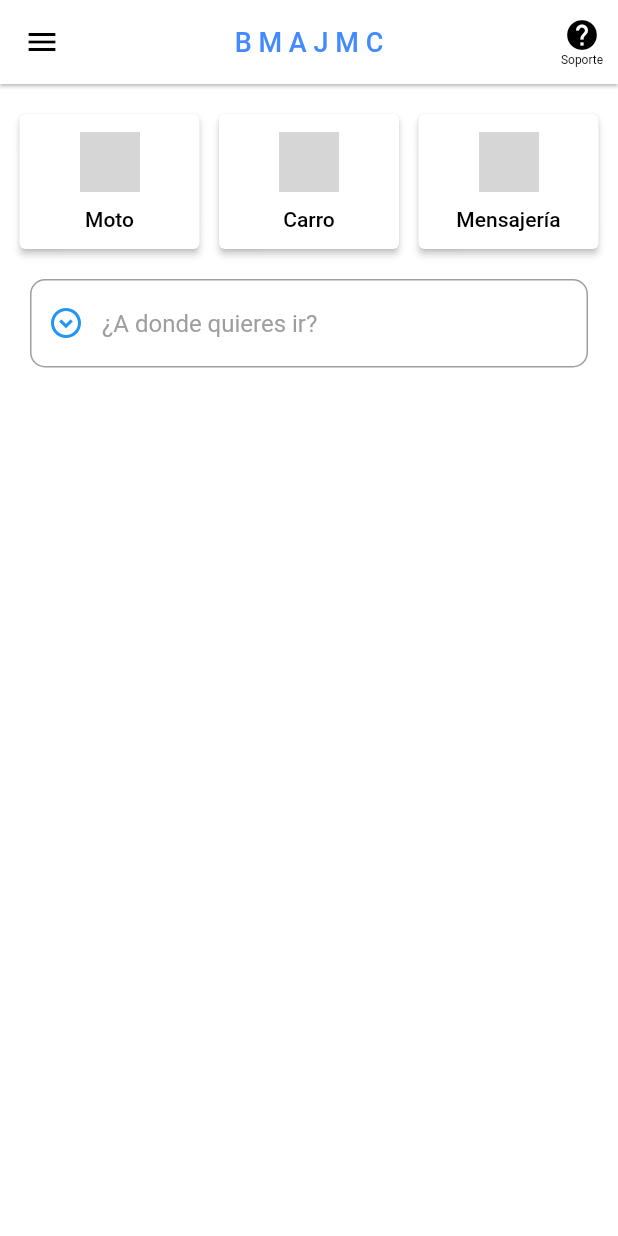
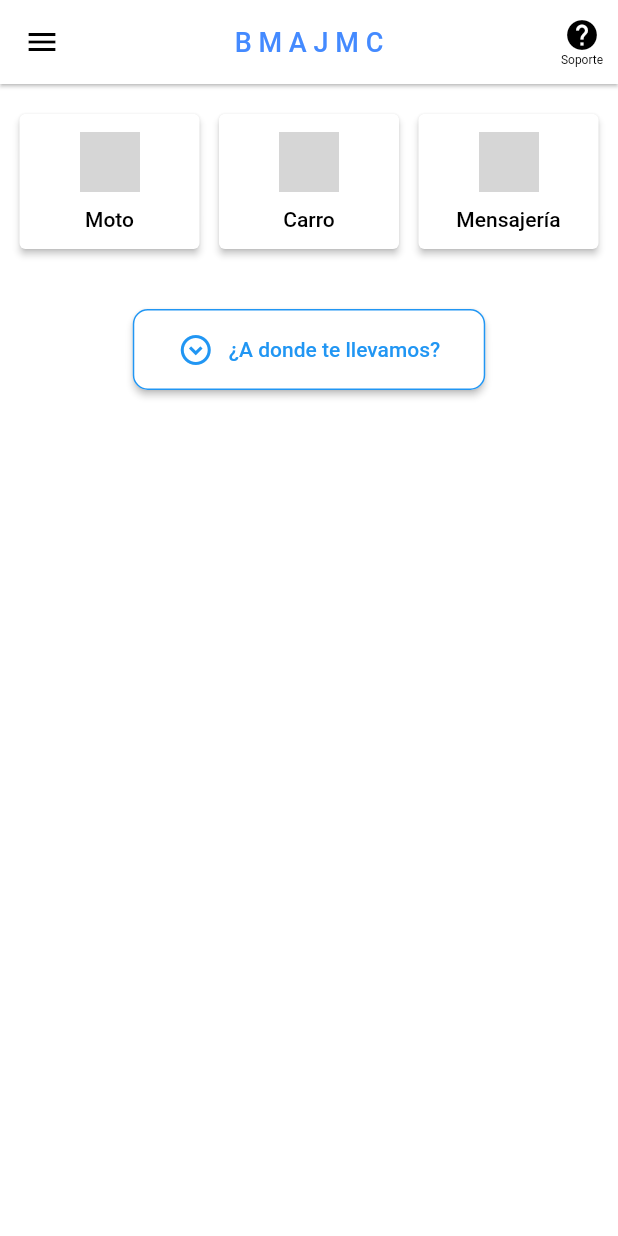
Before and after one commit to BiGBrainBran/B-M-A-J-M-C, a Flutter app: the HomePage screen opened by its route, on a phone screen of 412 x 824 dp. Run offline on Flutter 3.47's test engine with Material 2 defaults, Android fonts, the phone set to English and light mode, and no system bars; drawn by our look-alikes of auto_size_text; grey boxes are pictures that could not be loaded.

Commit message:
Commit con todo corregido y funcionando hasta el momento, cambios importantes son el boton donde te llevamos que servira a la hora de poner viajes

```diff
--- a/lib/pages/home_page.dart
+++ b/lib/pages/home_page.dart
@@ -2,7 +2,6 @@ import 'package:flutter/material.dart';
 import 'package:auto_size_text/auto_size_text.dart';
 import '../theme/colors.dart';
 import 'package:flutter/widgets.dart';
-
 
 class HomePage extends StatefulWidget {
   const HomePage({Key? key});
@@ -205,21 +204,37 @@ class _HomePageState extends State<HomePage> {
               ),
             ),
 
-            // TextField for destination
-            Padding(
+            SizedBox(height: 20),
+
+            Container(
               padding: const EdgeInsets.all(20.0),
-              child: TextField(
-                controller: _destinationController,
-                decoration: InputDecoration(
-                  prefixIcon: Icon(
-                    Icons.expand_circle_down_outlined,
-                    color: Colors.blue,
+              child: ElevatedButton(
+                onPressed: () {
+                  // Add functionality for the button here
+                },
+                style: ElevatedButton.styleFrom(
+                  primary: Colors.white,  // Fondo blanco
+                  onPrimary: Colors.blue,  // Color del texto
+                  padding: EdgeInsets.symmetric(horizontal: 30, vertical: 15),
+                  shape: RoundedRectangleBorder(
+                    borderRadius: BorderRadius.circular(10.0),
+                    side: BorderSide(color: Colors.blue),  // Borde azul
                   ),
-                  hintText: '¿A donde quieres ir?',
-                  hintStyle: TextStyle(color: Colors.grey),
-                  border: OutlineInputBorder(
-                    borderRadius: BorderRadius.circular(10.0),
-                  ),
+                ),
+                child: Row(
+                  mainAxisSize: MainAxisSize.min,
+                  mainAxisAlignment: MainAxisAlignment.center,
+                  children: [
+                    Icon(
+                      Icons.expand_circle_down_outlined,
+                      color: Colors.blue,  // Color del icono
+                    ),
+                    SizedBox(width: 10.0),
+                    Text(
+                      '¿A donde te llevamos?',
+                      style: TextStyle(color: Colors.blue),  // Color del texto
+                    ),
+                  ],
                 ),
               ),
             ),
--- a/pubspec.yaml
+++ b/pubspec.yaml
@@ -39,9 +39,6 @@ dependencies:
 dev_dependencies:
   flutter_test:
     sdk: flutter
-
-
-
   # The "flutter_lints" package below contains a set of recommended lints to
   # encourage good coding practices. The lint set provided by the package is
   # activated in the `analysis_options.yaml` file located at the root of your
```
Also changed, not shown: 21 other files.
